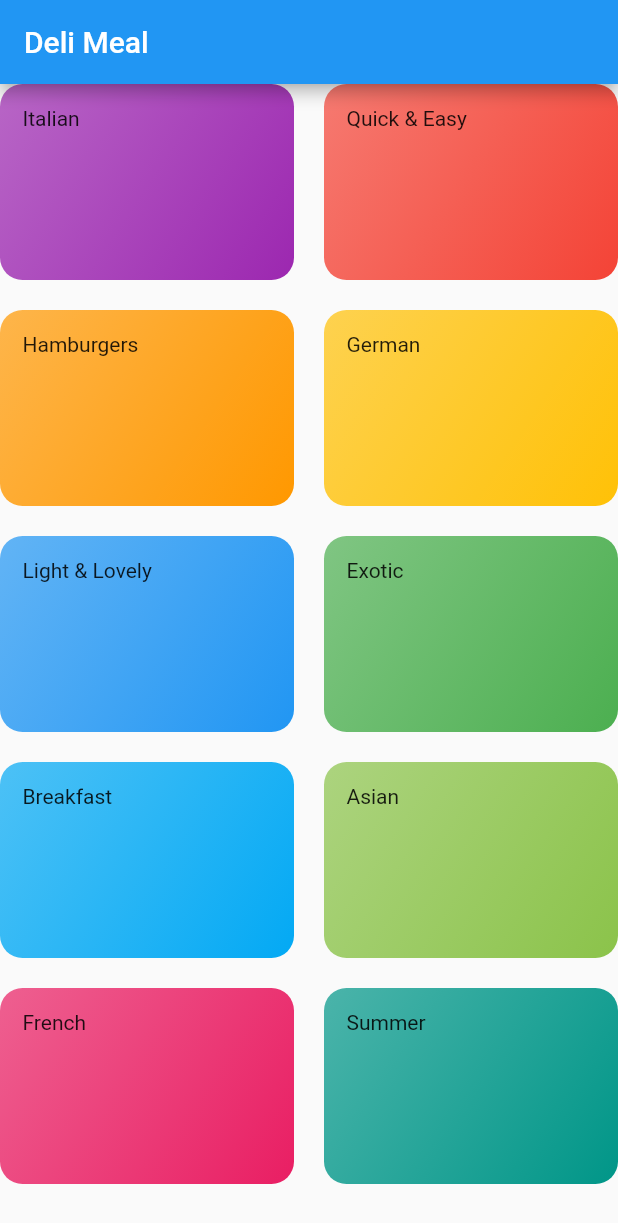
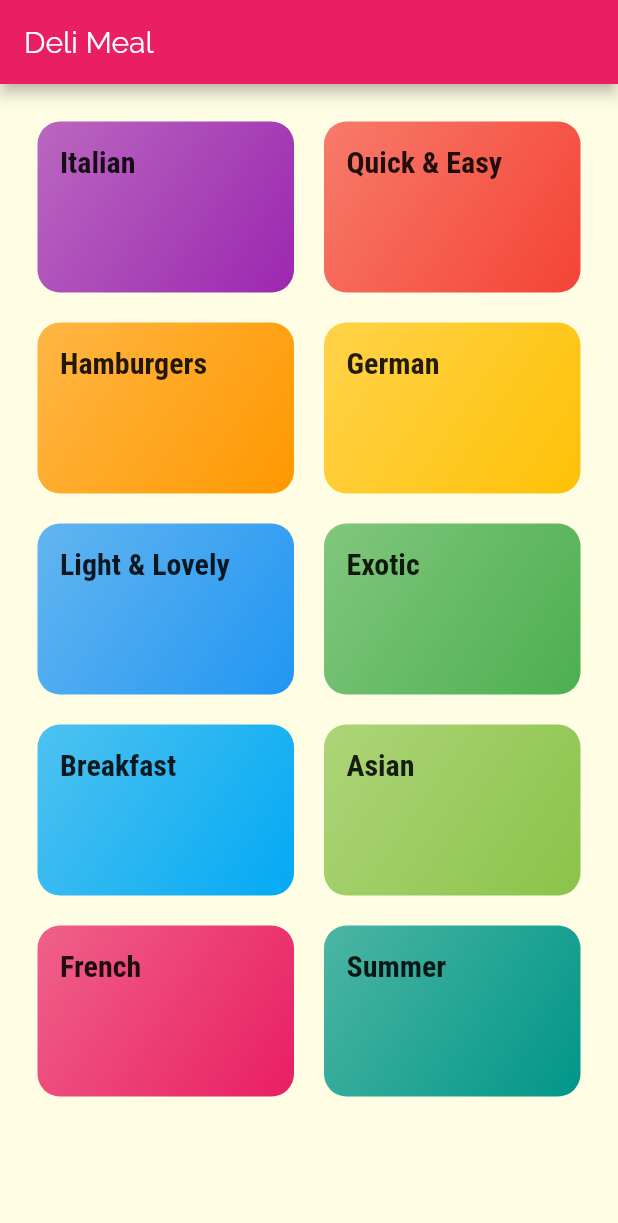
Before and after one commit to wlren/flutter-meals, a Flutter app: the screen it shows after launch, on a phone screen of 412 x 824 dp. Shown: the top 1223 px of the screen. Run offline on Flutter 3.47's test engine with Material 2 defaults, Android fonts, the phone set to English and light mode, and no system bars.

Commit message:
Styling for homepage and add nagivation

```diff
--- a/lib/categories_screen.dart
+++ b/lib/categories_screen.dart
@@ -12,6 +12,7 @@ class CategoriesScreen extends StatelessWidget {
         title: const Text('Deli Meal'),
       ),
       body: GridView(
+        padding: const EdgeInsets.all(25),
         gridDelegate: SliverGridDelegateWithMaxCrossAxisExtent(
           maxCrossAxisExtent: 200,
           childAspectRatio: 3 / 2,
--- a/lib/category_item.dart
+++ b/lib/category_item.dart
@@ -1,4 +1,5 @@
 import 'package:flutter/material.dart';
+import './category_meals_screen.dart';
 
 class CategoryItem extends StatelessWidget {
   final String title;
@@ -6,11 +7,26 @@ class CategoryItem extends StatelessWidget {
 
   CategoryItem(this.color, this.title);
 
+  void selectCategory(BuildContext ctx) {
+    Navigator.of(ctx).push(MaterialPageRoute(builder: (_) {
+      return CategoryMealScreen();
+    }));
+  }
+
   @override
   Widget build(BuildContext context) {
-    return Container(
+    return InkWell(
+      onTap: () {
+        selectCategory(context);
+      },
+      splashColor: Theme.of(context).primaryColor,
+      borderRadius: BorderRadius.circular(15),
+      child: Container(
         padding: const EdgeInsets.all(15),
-      child: Text(this.title),
+        child: Text(
+          this.title,
+          style: Theme.of(context).textTheme.title,
+        ),
         decoration: BoxDecoration(
           gradient: LinearGradient(
             colors: [color.withOpacity(0.7), color],
@@ -19,6 +35,7 @@ class CategoryItem extends StatelessWidget {
           ),
           borderRadius: BorderRadius.circular(15),
         ),
+      ),
     );
   }
 }
--- a/lib/main.dart
+++ b/lib/main.dart
@@ -12,8 +12,22 @@ class MyApp extends StatelessWidget {
     return MaterialApp(
       title: 'DeliMeals',
       theme: ThemeData(
-        primarySwatch: Colors.blue,
-      ),
+          primarySwatch: Colors.pink,
+          accentColor: Colors.amber,
+          canvasColor: Color.fromRGBO(255, 254, 229, 1),
+          fontFamily: 'Raleway',
+          textTheme: ThemeData.light().textTheme.copyWith(
+              body1: TextStyle(
+                color: Color.fromRGBO(20, 51, 51, 1),
+              ),
+              body2: TextStyle(
+                color: Color.fromRGBO(20, 51, 51, 1),
+              ),
+              title: TextStyle(
+                fontSize: 20,
+                fontFamily: 'RobotoCondensed',
+                fontWeight: FontWeight.bold,
+              ))),
       home: CategoriesScreen(),
     );
   }
```
Also changed, not shown: lib/category_meals_screen.dart (added, +15 -0 lines), pubspec.yaml (+19 -9 lines), assets/fonts/Raleway-Black.ttf (added), assets/fonts/Raleway-Bold.ttf (added), assets/fonts/Raleway-Regular.ttf (added), assets/fonts/RobotoCondensed-Bold.ttf (added), assets/fonts/RobotoCondensed-Italic.ttf (added), assets/fonts/RobotoCondensed-Light.ttf (added), assets/fonts/RobotoCondensed-Regular.ttf (added), 1 other file. Lines whose indentation alone changed are shown as unchanged.
